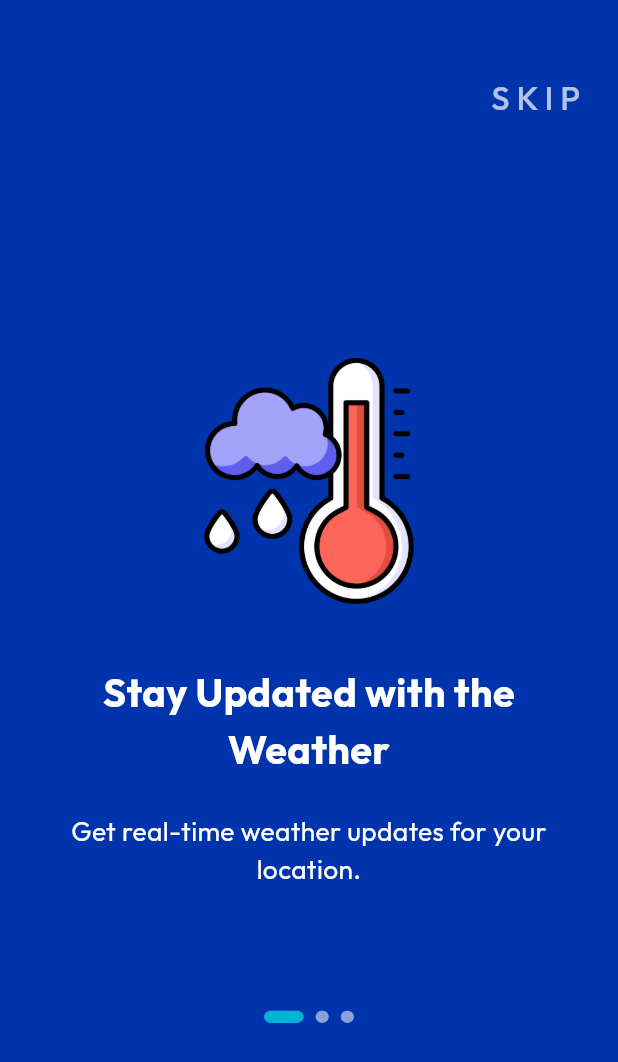
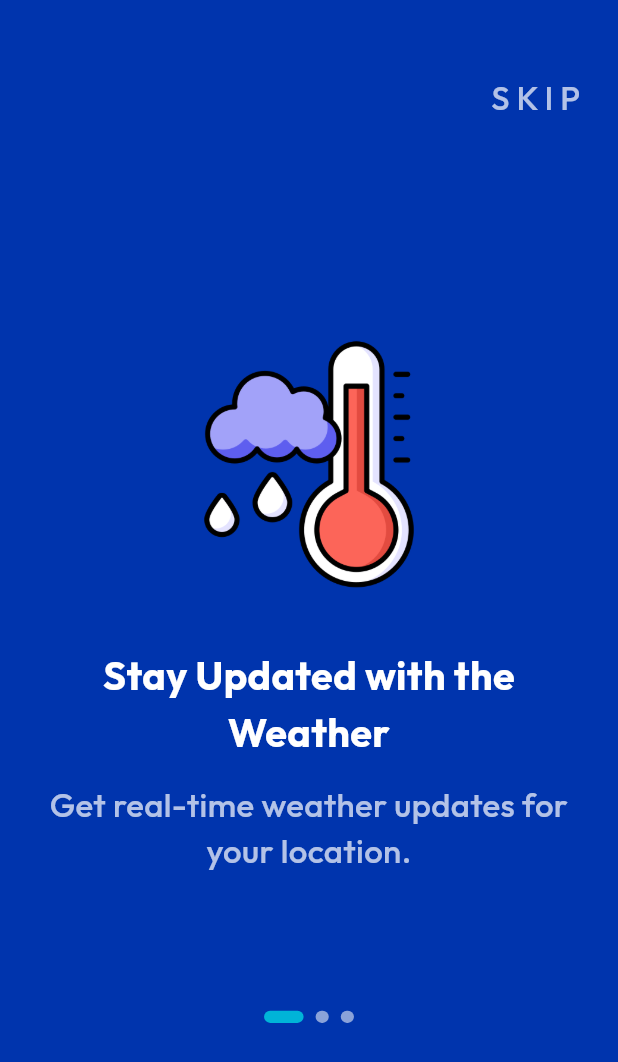
Before and after one commit to 1Shibam/my_weather_reader, a Flutter app: the screen it shows after launch, on a phone screen of 412 x 824 dp. Shown: the top 1062 px of the screen. Run offline on Flutter 3.47's test engine with Material 3 defaults, Android fonts, the phone set to English and light mode, and no system bars; drawn by our look-alikes of smooth_page_indicator; our stand-ins replace dio, flutter_riverpod, flutter_screenutil, geolocator, go_router, riverpod and 3 more; accounts and stored records are empty.

Commit message:
minor fixes

```diff
--- a/lib/Widgets/build_on_boarding_pages.dart
+++ b/lib/Widgets/build_on_boarding_pages.dart
@@ -34,20 +34,19 @@ class BuildOnBoardingPages extends StatelessWidget {
             style: AppTextStyles.heading1,
             textAlign: TextAlign.center,
           ),
-          SizedBox(
-            height: 10.h,
-          ),
           Padding(
             padding: EdgeInsets.all(12.w),
             child: Text(
               description,
-              style: AppTextStyles.regular,
+              style: AppTextStyles.heading2,
               textAlign: TextAlign.center,
             ),
           ),
+          SizedBox(height: 20.h),
           hasButton
               ? Container(
-                  padding: EdgeInsets.all(12.w),
+                  margin: EdgeInsets.all(8.w),
+                  padding: EdgeInsets.all(4.w),
                   width: double.maxFinite,
                   decoration: BoxDecoration(
                       color: AppColors.waterBlue,
```
